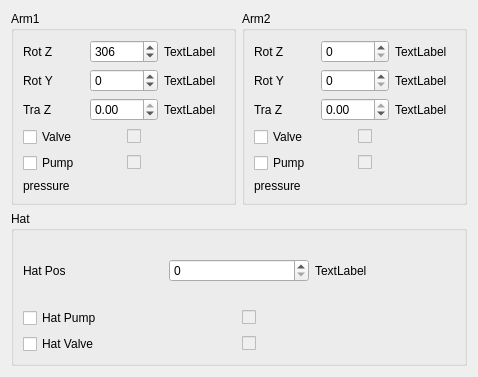
Old version of the form anatidae/ui/arm_hat.ui in the repository rustyducks/pygargue.
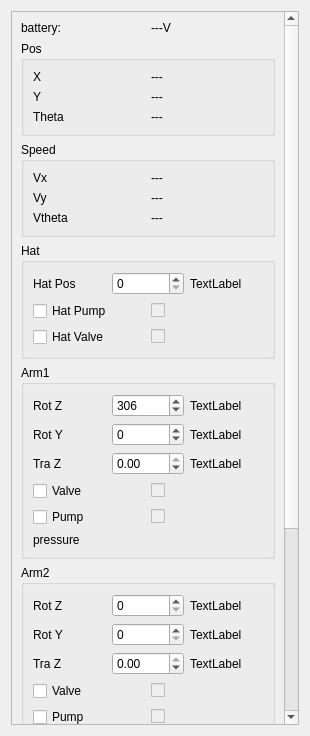
New version of the form.

What changed in the file:
```diff
--- a/anatidae/ui/arm_hat.ui
+++ b/anatidae/ui/arm_hat.ui
@@ -6,8 +6,8 @@
    <rect>
     <x>0</x>
     <y>0</y>
-    <width>478</width>
-    <height>377</height>
+    <width>310</width>
+    <height>736</height>
    </rect>
   </property>
   <property name="windowTitle">
@@ -15,8 +15,220 @@
   </property>
   <layout class="QVBoxLayout" name="verticalLayout_4">
    <item>
+    <widget class="QScrollArea" name="scrollArea">
+     <property name="widgetResizable">
+      <bool>true</bool>
+     </property>
+     <widget class="QWidget" name="scrollAreaWidgetContents">
+      <property name="geometry">
+       <rect>
+        <x>0</x>
+        <y>-371</y>
+        <width>276</width>
+        <height>1087</height>
+       </rect>
+      </property>
+      <layout class="QVBoxLayout" name="verticalLayout_5">
+       <item>
     <layout class="QHBoxLayout" name="horizontalLayout_2">
      <item>
+          <widget class="QLabel" name="label_6">
+           <property name="text">
+            <string>battery:</string>
+           </property>
+          </widget>
+         </item>
+         <item>
+          <widget class="QLabel" name="bat_label">
+           <property name="text">
+            <string>---V</string>
+           </property>
+          </widget>
+         </item>
+        </layout>
+       </item>
+       <item>
+        <widget class="QGroupBox" name="groupBox_4">
+         <property name="title">
+          <string>Pos</string>
+         </property>
+         <layout class="QHBoxLayout" name="horizontalLayout_4">
+          <item>
+           <layout class="QGridLayout" name="gridLayout_6">
+            <item row="0" column="0">
+             <widget class="QLabel" name="label_7">
+              <property name="text">
+               <string>X</string>
+              </property>
+             </widget>
+            </item>
+            <item row="2" column="0">
+             <widget class="QLabel" name="label_8">
+              <property name="text">
+               <string>Theta</string>
+              </property>
+             </widget>
+            </item>
+            <item row="1" column="0">
+             <widget class="QLabel" name="label_9">
+              <property name="text">
+               <string>Y</string>
+              </property>
+             </widget>
+            </item>
+            <item row="0" column="1">
+             <widget class="QLabel" name="x_label">
+              <property name="text">
+               <string>---</string>
+              </property>
+             </widget>
+            </item>
+            <item row="1" column="1">
+             <widget class="QLabel" name="y_label">
+              <property name="text">
+               <string>---</string>
+              </property>
+             </widget>
+            </item>
+            <item row="2" column="1">
+             <widget class="QLabel" name="theta_label">
+              <property name="text">
+               <string>---</string>
+              </property>
+             </widget>
+            </item>
+           </layout>
+          </item>
+         </layout>
+        </widget>
+       </item>
+       <item>
+        <widget class="QGroupBox" name="groupBox_5">
+         <property name="title">
+          <string>Speed</string>
+         </property>
+         <property name="checkable">
+          <bool>false</bool>
+         </property>
+         <layout class="QGridLayout" name="gridLayout_7">
+          <item row="1" column="1">
+           <widget class="QLabel" name="vy_label">
+            <property name="text">
+             <string>---</string>
+            </property>
+           </widget>
+          </item>
+          <item row="0" column="1">
+           <widget class="QLabel" name="vx_label">
+            <property name="text">
+             <string>---</string>
+            </property>
+           </widget>
+          </item>
+          <item row="0" column="0">
+           <widget class="QLabel" name="label_10">
+            <property name="text">
+             <string>Vx</string>
+            </property>
+           </widget>
+          </item>
+          <item row="1" column="0">
+           <widget class="QLabel" name="label_11">
+            <property name="text">
+             <string>Vy</string>
+            </property>
+           </widget>
+          </item>
+          <item row="2" column="0">
+           <widget class="QLabel" name="label_12">
+            <property name="text">
+             <string>Vtheta</string>
+            </property>
+           </widget>
+          </item>
+          <item row="2" column="1">
+           <widget class="QLabel" name="vtheta_label">
+            <property name="text">
+             <string>---</string>
+            </property>
+           </widget>
+          </item>
+         </layout>
+        </widget>
+       </item>
+       <item>
+        <widget class="QGroupBox" name="groupBox_2">
+         <property name="title">
+          <string>Hat</string>
+         </property>
+         <layout class="QVBoxLayout" name="verticalLayout_2">
+          <item>
+           <layout class="QHBoxLayout" name="horizontalLayout">
+            <item>
+             <widget class="QLabel" name="label_2">
+              <property name="text">
+               <string>Hat Pos</string>
+              </property>
+             </widget>
+            </item>
+            <item>
+             <widget class="QSpinBox" name="hat_spinbox">
+              <property name="maximum">
+               <number>2000</number>
+              </property>
+             </widget>
+            </item>
+            <item>
+             <widget class="QLabel" name="hat_pos_label">
+              <property name="text">
+               <string>TextLabel</string>
+              </property>
+             </widget>
+            </item>
+           </layout>
+          </item>
+          <item>
+           <layout class="QGridLayout" name="gridLayout_5">
+            <item row="0" column="0">
+             <widget class="QCheckBox" name="hat_pump_checkbox">
+              <property name="text">
+               <string>Hat Pump</string>
+              </property>
+             </widget>
+            </item>
+            <item row="1" column="0">
+             <widget class="QCheckBox" name="hat_valve">
+              <property name="text">
+               <string>Hat Valve</string>
+              </property>
+             </widget>
+            </item>
+            <item row="0" column="1">
+             <widget class="QCheckBox" name="hat_pump_status">
+              <property name="enabled">
+               <bool>false</bool>
+              </property>
+              <property name="text">
+               <string/>
+              </property>
+             </widget>
+            </item>
+            <item row="1" column="1">
+             <widget class="QCheckBox" name="hat_valve_status">
+              <property name="enabled">
+               <bool>false</bool>
+              </property>
+              <property name="text">
+               <string/>
+              </property>
+             </widget>
+            </item>
+           </layout>
+          </item>
+         </layout>
+        </widget>
+       </item>
+       <item>
       <widget class="QGroupBox" name="groupBox">
        <property name="title">
         <string>Arm1</string>
@@ -285,78 +497,102 @@
        </layout>
       </widget>
      </item>
-    </layout>
-   </item>
    <item>
-    <widget class="QGroupBox" name="groupBox_2">
+        <widget class="QGroupBox" name="groupBox_6">
      <property name="title">
-      <string>Hat</string>
-     </property>
-     <layout class="QVBoxLayout" name="verticalLayout_2">
-      <item>
-       <layout class="QHBoxLayout" name="horizontalLayout">
-        <item>
-         <widget class="QLabel" name="label_2">
+          <string>PID Gains</string>
+         </property>
+         <layout class="QGridLayout" name="gridLayout_8">
+          <item row="2" column="0">
+           <widget class="QLabel" name="label_13">
           <property name="text">
-           <string>Hat Pos</string>
+             <string>kp</string>
           </property>
          </widget>
         </item>
-        <item>
-         <widget class="QSpinBox" name="hat_spinbox">
-          <property name="maximum">
-           <number>2000</number>
+          <item row="3" column="1">
+           <widget class="QDoubleSpinBox" name="ki_spin">
+            <property name="decimals">
+             <number>3</number>
           </property>
          </widget>
         </item>
-        <item>
-         <widget class="QLabel" name="hat_pos_label">
+          <item row="6" column="0">
+           <widget class="QLabel" name="label_14">
           <property name="text">
-           <string>TextLabel</string>
-          </property>
-         </widget>
-        </item>
-       </layout>
-      </item>
-      <item>
-       <layout class="QGridLayout" name="gridLayout_5">
-        <item row="0" column="0">
-         <widget class="QCheckBox" name="hat_pump_checkbox">
-          <property name="text">
-           <string>Hat Pump</string>
+             <string>kd</string>
           </property>
          </widget>
         </item>
         <item row="1" column="0">
-         <widget class="QCheckBox" name="hat_valve">
+           <widget class="QLabel" name="label_15">
           <property name="text">
-           <string>Hat Valve</string>
+             <string>ng</string>
           </property>
          </widget>
         </item>
-        <item row="0" column="1">
-         <widget class="QCheckBox" name="hat_pump_status">
-          <property name="enabled">
-           <bool>false</bool>
-          </property>
+          <item row="7" column="0">
+           <widget class="QPushButton" name="pid_gains_send_button">
+            <property name="text">
+             <string>Send</string>
+            </property>
+           </widget>
+          </item>
+          <item row="3" column="0">
+           <widget class="QLabel" name="label_16">
           <property name="text">
-           <string/>
+             <string>ki</string>
+            </property>
+           </widget>
+          </item>
+          <item row="2" column="1">
+           <widget class="QDoubleSpinBox" name="kp_spin">
+            <property name="decimals">
+             <number>3</number>
+            </property>
+           </widget>
+          </item>
+          <item row="6" column="1">
+           <widget class="QDoubleSpinBox" name="kd_spin">
+            <property name="decimals">
+             <number>3</number>
           </property>
          </widget>
         </item>
         <item row="1" column="1">
-         <widget class="QCheckBox" name="hat_valve_status">
-          <property name="enabled">
-           <bool>false</bool>
-          </property>
+           <widget class="QDoubleSpinBox" name="ng_spin"/>
+          </item>
+          <item row="0" column="0">
+           <widget class="QLabel" name="label_17">
+            <property name="text">
+             <string>pid_no</string>
+            </property>
+           </widget>
+          </item>
+          <item row="0" column="1">
+           <widget class="QComboBox" name="pid_no_combo">
+            <item>
           <property name="text">
-           <string/>
-          </property>
+              <string>0</string>
+             </property>
+            </item>
+            <item>
+             <property name="text">
+              <string>1</string>
+             </property>
+            </item>
+            <item>
+             <property name="text">
+              <string>2</string>
+             </property>
+            </item>
          </widget>
         </item>
        </layout>
-      </item>
-     </layout>
+        </widget>
+       </item>
+      </layout>
+     </widget>
     </widget>
    </item>
   </layout>
```
Lines whose indentation alone changed are shown as unchanged.
